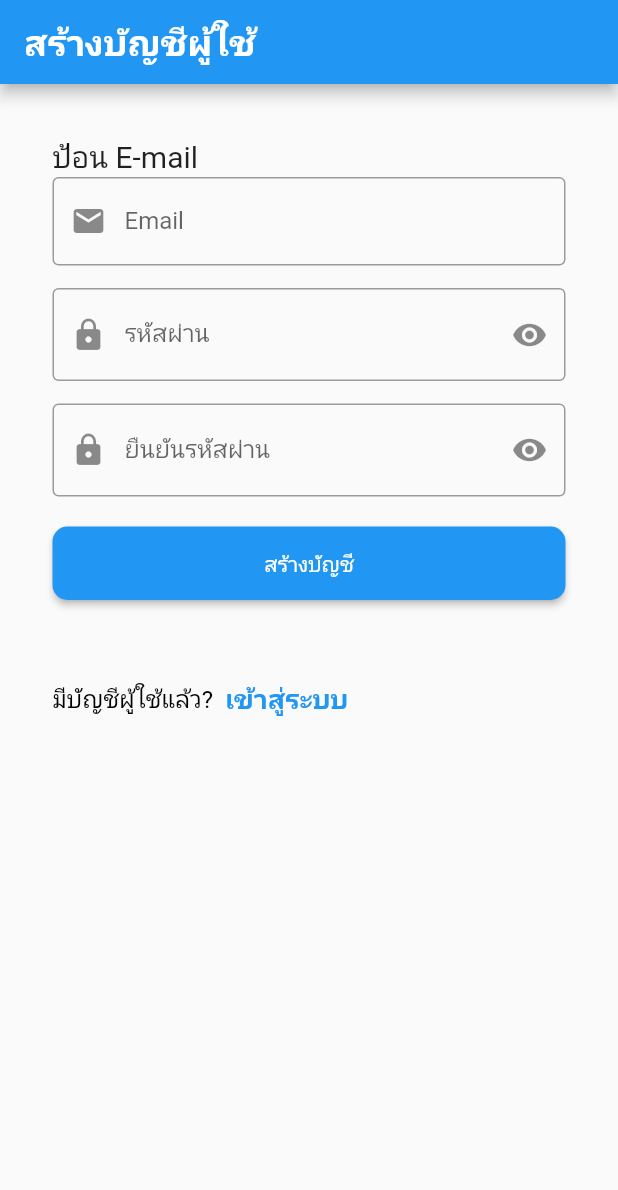
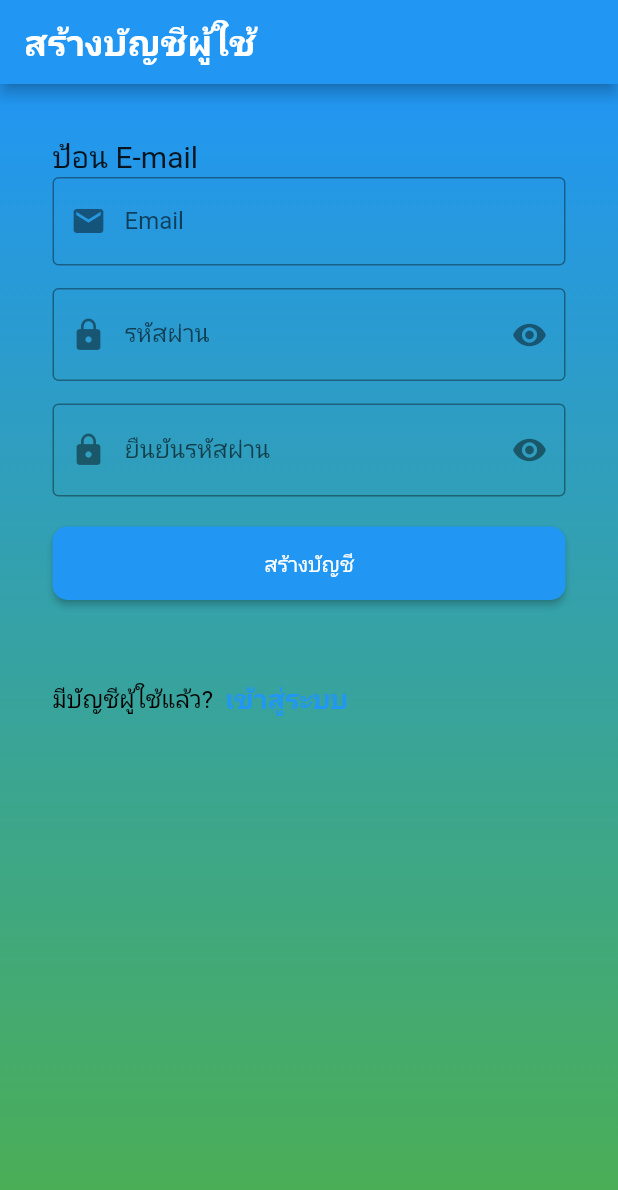
Before and after one commit to lighting0217/type21, a Flutter app: the screen it shows after launch, after a tap on "เข้าสู่ระบบ", after a tap on "สร้างบัญชี", on a phone screen of 412 x 824 dp. Shown: the top 1190 px of the screen. Run offline on Flutter 3.47's test engine with Material 2 defaults, Android fonts, the phone set to English and light mode, and no system bars; our stand-ins replace cloud_firestore, firebase_auth, firebase_core, firebase_crashlytics, flutter_calendar_carousel, flutter_signin_button and 11 more; accounts and stored records are empty.

Commit message:
Update 1.5
update add more colors schema and change package name aswell

```diff
--- a/lib/library/colors_schema.dart
+++ b/lib/library/colors_schema.dart
@@ -0,0 +1,20 @@
+import 'package:flutter/material.dart';
+
+ ColorScheme myColorScheme = const ColorScheme(
+  primary: Colors.blue,
+  secondary: Colors.green,
+  surface: Colors.white,
+  background: Colors.grey,
+  error: Colors.red,
+  onPrimary: Colors.white,
+  onSecondary: Colors.black,
+  onSurface: Colors.black,
+  onBackground: Colors.black,
+  onError: Colors.white,
+  brightness: Brightness.light,
+);
+ LinearGradient myGradient = LinearGradient(
+  colors: [myColorScheme.primary, myColorScheme.secondary],
+  begin: Alignment.topCenter,
+  end: Alignment.bottomCenter,
+);
--- a/lib/screens/reg_log_screen/login_screen.dart
+++ b/lib/screens/reg_log_screen/login_screen.dart
@@ -1,17 +1,16 @@
-/// This file contains the implementation of the LoginScreen widget, which is responsible for rendering the login screen UI and handling user authentication. It imports several packages, including Firebase, Flutter Material, Flutter Sign-In Button, Form Field Validator, Google Fonts, and Shared Preferences. The LoginScreen widget is a stateful widget that contains a form with two input fields for email and password, a login button, and a link to the registration screen. It also uses the AuthService class to handle user authentication and the SharedPreferences package to store user login status. The LoginScreen widget is built asynchronously using the FutureBuilder widget to ensure that Firebase is initialized before rendering the UI.
+import 'register_screen.dart';
+import '../../auth_service.dart';
+import '../main/select_screen.dart';
+import 'package:flutter/material.dart';
+import '../../../library/colors_schema.dart';
+import 'package:fluttertoast/fluttertoast.dart';
+import 'package:google_fonts/google_fonts.dart';
+import 'package:firebase_core/firebase_core.dart';
+import 'package:shared_preferences/shared_preferences.dart';
+import 'package:form_field_validator/form_field_validator.dart';
+import 'package:flutter_signin_button/flutter_signin_button.dart';
 // ignore_for_file: use_build_context_synchronously
 
-import 'package:firebase_core/firebase_core.dart';
-import 'package:flutter/material.dart';
-import 'package:flutter_signin_button/flutter_signin_button.dart';
-import 'package:fluttertoast/fluttertoast.dart';
-import 'package:form_field_validator/form_field_validator.dart';
-import 'package:google_fonts/google_fonts.dart';
-import 'package:shared_preferences/shared_preferences.dart';
-import 'package:type21/auth_service.dart';
-import 'package:type21/screens/reg_log_screen/register_screen.dart';
-
-import '../main/select_screen.dart';
 
 final Future<FirebaseApp> _firebaseInit = Firebase.initializeApp();
 
@@ -41,11 +40,15 @@
         Fluttertoast.showToast(
           msg: "เข้าสู่ระบบสําเร็จ",
           gravity: ToastGravity.TOP,
+          textColor: myColorScheme.secondary,
+            backgroundColor: myColorScheme.onError
         );
       } else {
         Fluttertoast.showToast(
           msg: "เข้าสู่ระบบไม่สําเร็จ",
           gravity: ToastGravity.CENTER,
+          textColor: myColorScheme.error,
+          backgroundColor: myColorScheme.onError
         );
       }
     }
@@ -65,6 +68,7 @@
             body: Center(
               child: Text("${snapshot.error}"),
             ),
+            backgroundColor: myColorScheme.primary,
           );
         }
         if (snapshot.connectionState == ConnectionState.done) {
@@ -77,10 +81,16 @@
                     fontWeight: FontWeight.bold,
                   ),
                 ),
-                backgroundColor: Colors.blue,
+                backgroundColor: myColorScheme.primary,
               ),
-              body: Padding(
-                padding: const EdgeInsets.all(35.0),
+              body: Container(
+                width: double.infinity,
+                height: double.infinity,
+                decoration: BoxDecoration(
+                  gradient: myGradient,
+                ),
+                child: Padding(
+                  padding:  const EdgeInsets.all(35.0),
                   child: Form(
                     key: _formKey,
                     child: SingleChildScrollView(
@@ -97,6 +107,7 @@
                           //const SizedBox(height: 20,),
                           _buildDontHaveAccount(),
                         ],
+                      ),
                     ),
                   ),
                 ),
@@ -118,16 +129,17 @@
       child: Row(
         mainAxisAlignment: MainAxisAlignment.start,
         children: [
-          const Text(
+           Text(
             "ยังไม่มีบัญชีผู้ใช้?",
             style: TextStyle(
               fontSize: 16,
-              color: Colors.black,
+              color: myColorScheme.onBackground,
+              fontWeight: FontWeight.bold,
             ),
           ),
           TextButton(
             style: TextButton.styleFrom(
-              foregroundColor: Colors.blue,
+              foregroundColor: myColorScheme.primary,
             ),
             onPressed: () {
               Navigator.pushReplacement(
@@ -137,10 +149,10 @@
                 ),
               );
             },
-            child: const Text(
+            child:  Text(
               "สร้างบัญชี",
               style: TextStyle(
-                color: Colors.blue,
+                color: myColorScheme.primary.withOpacity(0.8),
                 fontSize: 18,
                 fontWeight: FontWeight.bold,
               ),
@@ -157,15 +169,10 @@
       children: [
         Text(
           "ป้อน E-mail",
-          style: GoogleFonts.openSans(fontSize: 20),
+          style: GoogleFonts.openSans(fontSize: 20,backgroundColor: myColorScheme.surface,fontWeight: FontWeight.bold),
         ),
         TextFormField(
-          decoration: const InputDecoration(
-            labelText: 'Email',
-            hintText: 'ป้อน E-mail',
-            border: OutlineInputBorder(),
-            prefixIcon: Icon(Icons.email),
-          ),
+          decoration: _buildEmailInputDecoration(),
           validator: MultiValidator([
             RequiredValidator(errorText: "กรุณาป้อน E-mail"),
             EmailValidator(errorText: "Email ไม่ถูกต้อง"),
@@ -176,14 +183,22 @@
       ],
     );
   }
-
+InputDecoration _buildEmailInputDecoration() {
+    return InputDecoration(
+      fillColor: myColorScheme.onBackground,
+      labelText: 'Email',
+      hintText: 'ป้อน E-mail',
+      border: const OutlineInputBorder(),
+      prefixIcon: const Icon(Icons.email),
+    );
+  }
   Widget _buildPasswordField() {
     return Column(
       crossAxisAlignment: CrossAxisAlignment.start,
       children: [
         Text(
           "ป้อนรหัสผ่าน",
-          style: GoogleFonts.openSans(fontSize: 20),
+          style: GoogleFonts.openSans(fontSize: 20,backgroundColor: myColorScheme.surface),
         ),
         TextFormField(
           obscureText: _obscureText,
@@ -197,6 +212,7 @@
 
   InputDecoration _buildPasswordInputDecoration() {
     return InputDecoration(
+      fillColor: myColorScheme.onBackground,
       labelText: 'Password',
       hintText: 'ป้อนรหัสผ่านของคุณ',
       border: const OutlineInputBorder(),
@@ -221,8 +237,8 @@
           width: double.infinity,
           child: ElevatedButton(
             style: ElevatedButton.styleFrom(
-              foregroundColor: Colors.white,
-              backgroundColor: Colors.blue,
+              foregroundColor: myColorScheme.onPrimary,
+              backgroundColor: myColorScheme.primary,
               shape: RoundedRectangleBorder(
                 borderRadius: BorderRadius.circular(10),
               ),
--- a/lib/screens/reg_log_screen/register_screen.dart
+++ b/lib/screens/reg_log_screen/register_screen.dart
@@ -1,28 +1,16 @@
-/// This file contains the implementation of the RegisterScreen widget, which is responsible for rendering the UI for user registration.
-/// The widget uses Firebase authentication to register a new user account and validate the user's input.
-/// The widget contains a form with input fields for email, password, and password confirmation.
-/// The widget also contains a button to submit the form and create a new user account.
-/// If the user registration is successful, the widget navigates to the LoginScreen widget.
-/// If the user registration fails, the widget displays an error message using Fluttertoast.
-/// FILEPATH: c:\my_project\type21\lib\screens\reg_log_screen\register_screen.dart
-/// This file contains the implementation of the RegisterScreen widget, which is responsible for rendering the UI for user registration.
-/// The widget uses Firebase authentication to register a new user account and validate the user's input.
-/// The widget contains a form with input fields for email, password, and password confirmation.
-/// The widget also contains a button to submit the form and create a new user account.
-/// If the user registration is successful, the widget navigates to the LoginScreen widget.
-/// If the user registration fails, the widget displays an error message using Fluttertoast.
+import 'login_screen.dart';
+import '../../auth_service.dart';
+import '../main/select_screen.dart';
+import 'package:flutter/material.dart';
+import '../../../library/colors_schema.dart';
+import 'package:fluttertoast/fluttertoast.dart';
+import 'package:google_fonts/google_fonts.dart';
+import 'package:firebase_auth/firebase_auth.dart';
+import 'package:form_field_validator/form_field_validator.dart';
+import 'package:flutter_signin_button/flutter_signin_button.dart';
+
+
 // ignore_for_file: use_build_context_synchronously
-
-import 'package:firebase_auth/firebase_auth.dart';
-import 'package:flutter/material.dart';
-import 'package:flutter_signin_button/flutter_signin_button.dart';
-import 'package:fluttertoast/fluttertoast.dart';
-import 'package:form_field_validator/form_field_validator.dart';
-import 'package:google_fonts/google_fonts.dart';
-import 'package:type21/auth_service.dart';
-import 'package:type21/screens/main/select_screen.dart';
-import 'package:type21/screens/reg_log_screen/login_screen.dart';
-
 class RegisterScreen extends StatefulWidget {
   const RegisterScreen({super.key});
 
@@ -75,16 +63,16 @@
           }
           Fluttertoast.showToast(
             msg: errorMessage,
-            textColor: Colors.red,
+            textColor: myColorScheme.error,
             gravity: ToastGravity.CENTER,
-            backgroundColor: Colors.grey.withOpacity(0.3),
+            backgroundColor: myColorScheme.onError,
           );
-          /*ScaffoldMessenger.of(context).showSnackBar(
+          ScaffoldMessenger.of(context).showSnackBar(
             SnackBar(
               content: Text(errorMessage),
               duration: const Duration(seconds: 3),
             ),
-          );*/
+          );
         }
       }
     }
@@ -101,9 +89,15 @@
             fontWeight: FontWeight.bold,
           ),
         ),
-        backgroundColor: Colors.blue,
+        backgroundColor: myColorScheme.primary,
       ),
-      body: Padding(
+      body: Container(
+        width: double.infinity,
+        height: double.infinity,
+        decoration: BoxDecoration(
+          gradient: myGradient,
+        ),
+        child: Padding(
           padding: const EdgeInsets.all(35.0),
           child: Form(
             key: _formKey,
@@ -154,8 +148,8 @@
                     width: double.infinity,
                     child: ElevatedButton(
                       style: ElevatedButton.styleFrom(
-                      foregroundColor: Colors.white,
-                      backgroundColor: Colors.blue,
+                        foregroundColor: myColorScheme.onPrimary,
+                        backgroundColor: myColorScheme.primary,
                         shape: RoundedRectangleBorder(
                           borderRadius: BorderRadius.circular(10),
                         ),
@@ -173,12 +167,13 @@
                   ),
                   Text(
                     errorMessage ?? '',
-                  style: const TextStyle(
-                    color: Colors.red,
+                    style:  TextStyle(
+                      color: myColorScheme.error,
                     ),
                   ),
                   _buildAlreadyHaveAccount(),
                 ],
+              ),
             ),
           ),
         ),
@@ -204,10 +199,10 @@
                 ),
               );
             },
-            child: const Text(
+            child:  Text(
               "เข้าสู่ระบบ",
               style: TextStyle(
-                color: Colors.blue,
+                color: myColorScheme.primary,
                 fontSize: 18,
                 fontWeight: FontWeight.bold,
               ),
@@ -235,6 +230,8 @@
             Fluttertoast.showToast(
               msg: "Google Sign-In failed",
               gravity: ToastGravity.CENTER,
+              backgroundColor: myColorScheme.onError,
+              textColor: myColorScheme.error
             );
           }
         },
```
Also changed, not shown: lib/controller/global_controller.dart (+4 -3 lines), lib/library/weather/models/weather_data.dart (+5 -11 lines), lib/main.dart (+14 -14 lines), lib/screens/main/add_screen.dart (+20 -17 lines), lib/screens/main/field_screen/calendar_screen.dart (+16 -15 lines), lib/screens/main/field_screen/field_info.dart (+23 -20 lines), lib/screens/main/field_screen/field_list.dart (+18 -13 lines), lib/screens/main/field_screen/temp_chart_screen.dart (+15 -15 lines), lib/screens/main/field_screen/temp_screen.dart (+16 -27 lines), lib/screens/main/map_screen.dart (+7 -9 lines), lib/screens/main/select_screen.dart (+26 -22 lines), pubspec.yaml (+3 -34 lines), pubspec.lock, 4 other files. Lines whose indentation alone changed are shown as unchanged.
